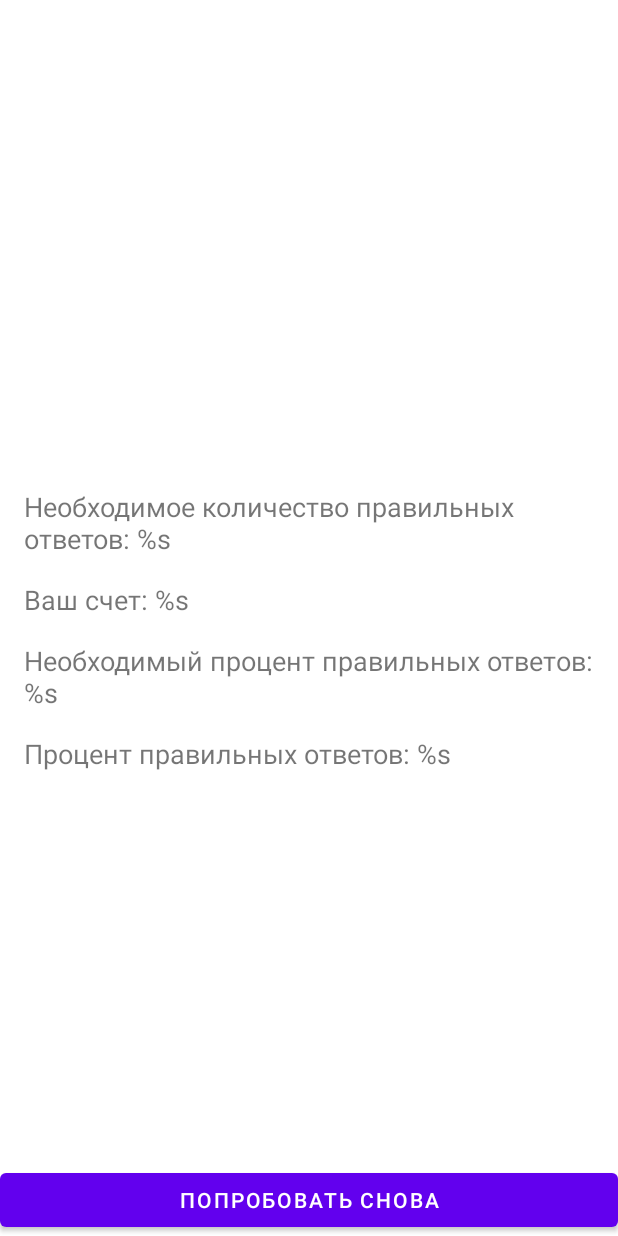
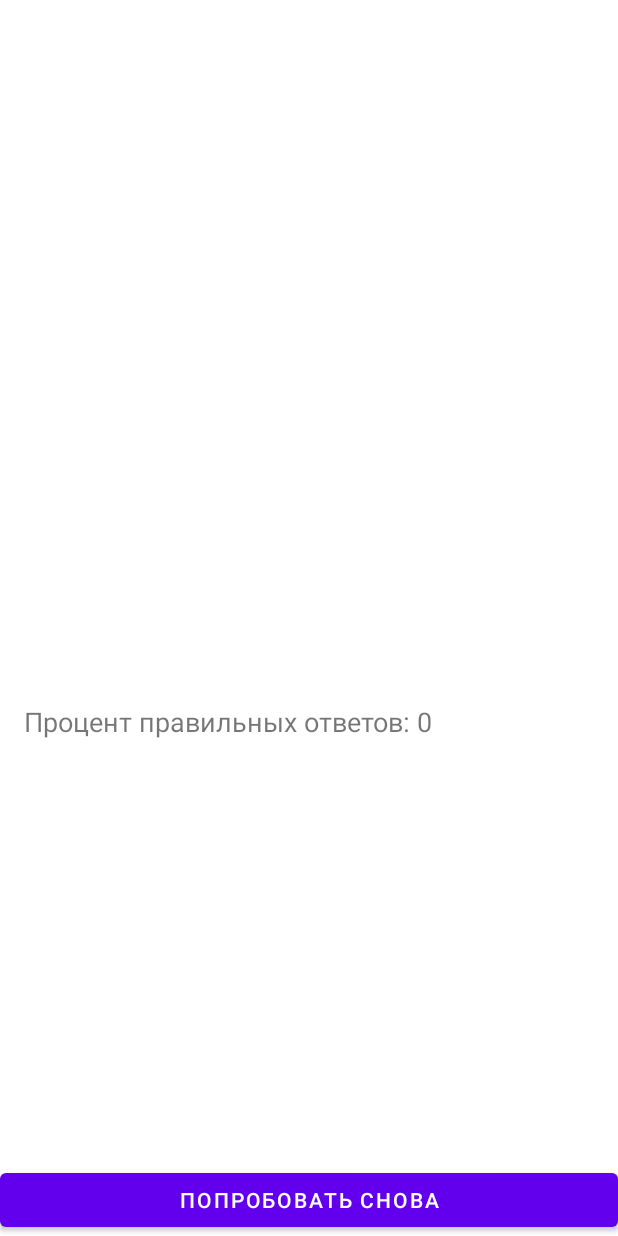
Before and after one commit to IPisarev/Composition, an Android app: the fragment GameFinishedFragment placed in its activity, on a phone screen of 412 x 824 dp. Run offline under Robolectric (Android 15) with nearby library versions, the phone set to English and light mode, and no system bars; our stand-ins replace data binding; 7 statements that could not run were skipped.

Commit message:
Use DataBinding in GameFinishedFragment.kt

```diff
--- a/app/build.gradle
+++ b/app/build.gradle
@@ -34,7 +34,7 @@ android {
         jvmTarget = '1.8'
     }
     buildFeatures {
-        viewBinding = true
+        dataBinding true
     }
 }
 
--- a/app/src/main/java/ru/pisarev/composition/presentation/GameFinishedFragment.kt
+++ b/app/src/main/java/ru/pisarev/composition/presentation/GameFinishedFragment.kt
@@ -34,7 +34,7 @@ class GameFinishedFragment : Fragment() {
         binding.buttonRetry.setOnClickListener {
             retryGame()
         }
-        bindViews()
+        binding.gameResult=args.gameResult
     }
 
     override fun onDestroyView() {
@@ -42,43 +42,6 @@ class GameFinishedFragment : Fragment() {
         _binding=null
     }
 
-    private fun bindViews() {
-        with(binding) {
-            emojiResult.setImageResource(getSmileResId())
-            tvRequiredAnswers.text = String.format(
-                getString(R.string.required_score),
-                args.gameResult.gameSettings.minCountOfRightAnswer
-            )
-            tvScoreAnswers.text = String.format(
-                getString(R.string.score_answers),
-                args.gameResult.countOfrightAnswer
-            )
-            tvRequiredPercentage.text = String.format(
-                getString(R.string.required_percentage),
-                args.gameResult.gameSettings.minPercentOfRightAnswer
-            )
-            tvScorePercentage.text = String.format(
-                getString(R.string.score_percentage),
-                getPercentOfRightAnswers()
-            )
-        }
-    }
-
-    private fun getSmileResId(): Int {
-        return if (args.gameResult.winner) {
-            R.drawable.ic_smile
-        } else {
-            R.drawable.ic_sad
-        }
-    }
-
-    private fun getPercentOfRightAnswers() = with(args.gameResult) {
-        if (countOfQuestions == 0) {
-            0
-        } else {
-            ((countOfrightAnswer / countOfQuestions.toDouble()) * 100).toInt()
-        }
-    }
 
     private fun retryGame() {
        findNavController().popBackStack()
--- a/app/src/main/res/layout/activity_main.xml
+++ b/app/src/main/res/layout/activity_main.xml
@@ -1,13 +1,13 @@
 <?xml version="1.0" encoding="utf-8"?>
-<androidx.fragment.app.FragmentContainerView
-    xmlns:android="http://schemas.android.com/apk/res/android"
-    xmlns:tools="http://schemas.android.com/tools"
-    xmlns:app="http://schemas.android.com/apk/res-auto"
-    android:id="@+id/main_container"
-    android:layout_width="match_parent"
-    android:layout_height="match_parent"
-    android:name="androidx.navigation.fragment.NavHostFragment"
-    app:navGraph="@navigation/main_navigation"
-    app:defaultNavHost="true"
-    tools:context=".presentation.MainActivity"
-    />
+<layout>
+    <androidx.fragment.app.FragmentContainerView xmlns:android="http://schemas.android.com/apk/res/android"
+        xmlns:app="http://schemas.android.com/apk/res-auto"
+        xmlns:tools="http://schemas.android.com/tools"
+        android:id="@+id/main_container"
+        android:name="androidx.navigation.fragment.NavHostFragment"
+        android:layout_width="match_parent"
+        android:layout_height="match_parent"
+        app:defaultNavHost="true"
+        app:navGraph="@navigation/main_navigation"
+        tools:context=".presentation.MainActivity" />
+</layout>
--- a/app/src/main/res/layout/fragment_game_finished.xml
+++ b/app/src/main/res/layout/fragment_game_finished.xml
@@ -1,13 +1,19 @@
 <?xml version="1.0" encoding="utf-8"?>
-<androidx.constraintlayout.widget.ConstraintLayout
-    xmlns:android="http://schemas.android.com/apk/res/android"
+<layout>
+    <data>
+        <variable
+            name="gameResult"
+            type="ru.pisarev.composition.domain.entity.GameResult" />
+    </data>
+
+
+    <androidx.constraintlayout.widget.ConstraintLayout xmlns:android="http://schemas.android.com/apk/res/android"
         xmlns:app="http://schemas.android.com/apk/res-auto"
         xmlns:tools="http://schemas.android.com/tools"
         android:layout_width="match_parent"
         android:layout_height="match_parent"
         android:background="@android:color/background_light"
-    tools:context=".presentation.GameFinishedFragment"
-    >
+        tools:context=".presentation.GameFinishedFragment">
 
         <ImageView
             android:id="@+id/emoji_result"
@@ -16,71 +22,72 @@
             android:layout_margin="48dp"
             android:contentDescription="@string/game_over"
             app:layout_constraintBottom_toTopOf="@id/tv_required_answers"
+            app:resultEmoji="@{gameResult.winner}"
             app:layout_constraintEnd_toEndOf="parent"
             app:layout_constraintStart_toStartOf="parent"
             app:layout_constraintTop_toTopOf="parent"
             tools:srcCompat="@drawable/ic_smile"
-        />
+            tools:text="@string/required_score"/>
 
         <TextView
             android:id="@+id/tv_required_answers"
             android:layout_width="match_parent"
             android:layout_height="wrap_content"
             android:layout_margin="16dp"
-        android:text="@string/required_score"
+            app:requiredAnswers="@{gameResult.gameSettings.minCountOfRightAnswer}"
             android:textSize="18sp"
             app:layout_constraintBottom_toTopOf="@id/tv_score_answers"
             app:layout_constraintEnd_toEndOf="parent"
             app:layout_constraintStart_toStartOf="parent"
             app:layout_constraintTop_toTopOf="parent"
             app:layout_constraintVertical_chainStyle="packed"
-        />
+            tools:text="@string/required_score"/>
 
         <TextView
             android:id="@+id/tv_score_answers"
             android:layout_width="0dp"
             android:layout_height="wrap_content"
-        android:text="@string/score_answers"
+            app:scoreAnswers="@{gameResult.countOfrightAnswer}"
             android:textSize="18sp"
             app:layout_constraintBottom_toTopOf="@id/tv_required_percentage"
             app:layout_constraintEnd_toEndOf="@id/tv_required_answers"
             app:layout_constraintStart_toStartOf="@id/tv_required_answers"
             app:layout_constraintTop_toBottomOf="@id/tv_required_answers"
-        />
+            tools:text="@string/score_answers"/>
 
         <TextView
             android:id="@+id/tv_required_percentage"
             android:layout_width="0dp"
             android:layout_height="wrap_content"
             android:layout_marginTop="16dp"
-        android:text="@string/required_percentage"
+            app:requiredPercentage="@{gameResult.gameSettings.minPercentOfRightAnswer}"
             android:textSize="18sp"
             app:layout_constraintBottom_toTopOf="@id/tv_score_percentage"
             app:layout_constraintEnd_toEndOf="@id/tv_required_answers"
             app:layout_constraintStart_toStartOf="@id/tv_required_answers"
             app:layout_constraintTop_toBottomOf="@id/tv_score_answers"
             app:layout_constraintVertical_chainStyle="packed"
-        />
+            tools:text="@string/required_percentage"/>
 
         <TextView
             android:id="@+id/tv_score_percentage"
             android:layout_width="0dp"
             android:layout_height="wrap_content"
             android:layout_marginTop="16dp"
-        android:text="@string/score_percentage"
+            app:scorePercentage="@{gameResult}"
             android:textSize="18sp"
             app:layout_constraintBottom_toBottomOf="parent"
             app:layout_constraintEnd_toEndOf="@id/tv_required_answers"
             app:layout_constraintStart_toStartOf="@id/tv_required_answers"
             app:layout_constraintTop_toBottomOf="@id/tv_required_percentage"
-        />
+            tools:text="@string/score_percentage" />
 
         <Button
             android:id="@+id/button_retry"
             android:layout_width="match_parent"
             android:layout_height="wrap_content"
             android:text="@string/retry"
-        app:layout_constraintBottom_toBottomOf="parent"
-        />
+            app:layout_constraintBottom_toBottomOf="parent" />
 
     </androidx.constraintlayout.widget.ConstraintLayout>
+</layout>
```
Also changed, not shown: app/src/main/java/ru/pisarev/composition/presentation/BindingAdapters.kt (added, +60 -0 lines), app/src/main/res/layout/fragment_choose_level.xml (+8 -11 lines), app/src/main/res/layout/fragment_game.xml (+15 -20 lines), app/src/main/res/layout/fragment_welcome.xml (+9 -12 lines). Lines whose indentation alone changed are shown as unchanged.
